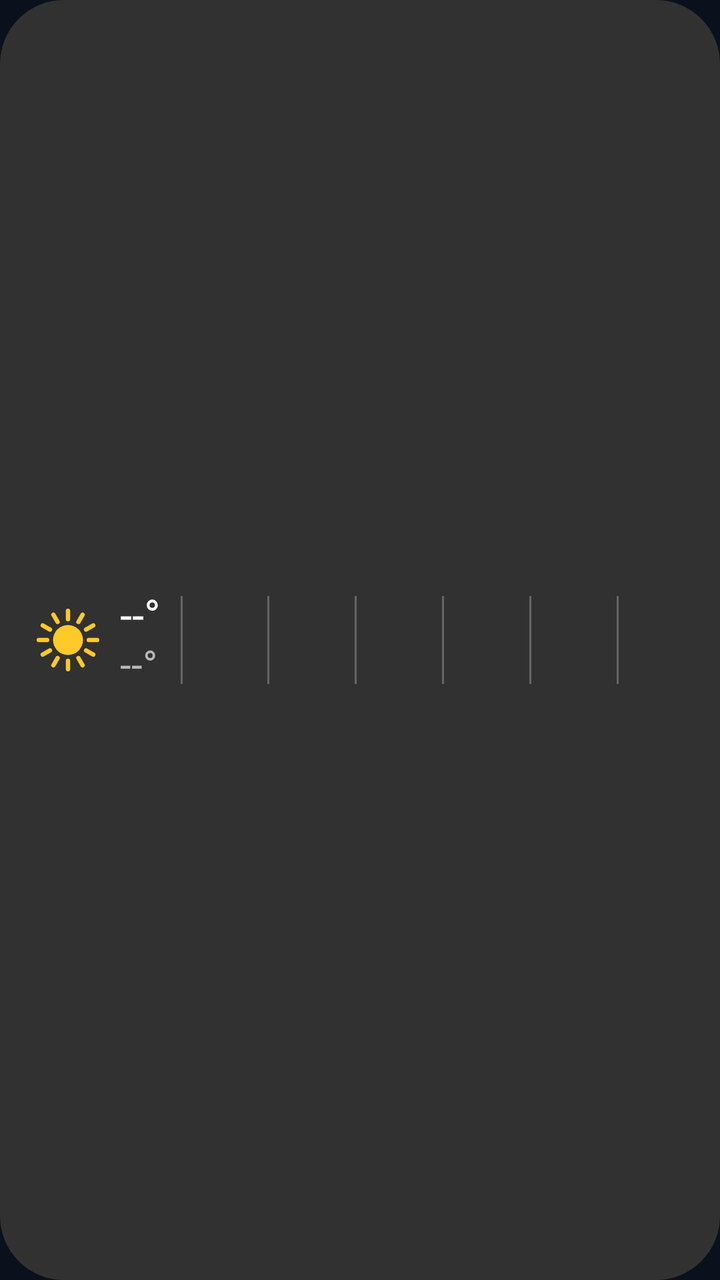
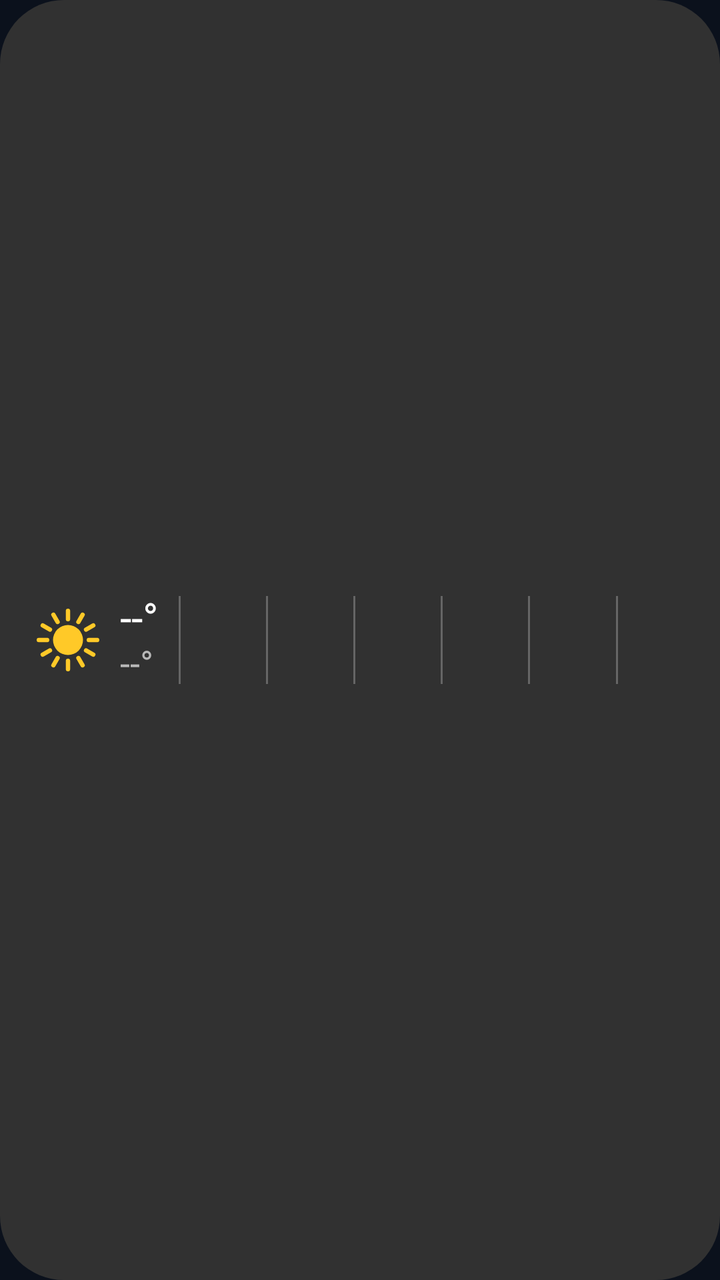

An Android layout rendered at two revisions. The XML below is the earlier revision; the diff shows what the commit changed to produce the second picture.
<!-- AndroidManifest.xml: application theme Theme.DurhamWeather -->
<!-- res/layout/widget.xml -->
<?xml version="1.0" encoding="utf-8"?>
<LinearLayout xmlns:android="http://schemas.android.com/apk/res/android"
    android:id="@+id/root"
    android:layout_width="match_parent"
    android:layout_height="match_parent"
    android:background="@drawable/widget_bg"
    android:gravity="center_vertical"
    android:orientation="horizontal"
    android:paddingStart="14dp"
    android:paddingEnd="8dp"
    android:paddingVertical="8dp">

    <ImageView
        android:id="@+id/now_icon"
        android:layout_width="40dp"
        android:layout_height="40dp"
        android:src="@drawable/wx_sun"
        android:importantForAccessibility="no" />

    <LinearLayout
        android:layout_width="wrap_content"
        android:layout_height="wrap_content"
        android:layout_marginStart="6dp"
        android:layout_marginEnd="10dp"
        android:orientation="vertical">

        <TextView
            android:id="@+id/now_temp"
            android:layout_width="wrap_content"
            android:layout_height="wrap_content"
            android:includeFontPadding="false"
            android:text="--°"
            android:textColor="@color/text"
            android:textSize="22sp" />

        <TextView
            android:id="@+id/now_low"
            android:layout_width="wrap_content"
            android:layout_height="wrap_content"
            android:includeFontPadding="false"
            android:text="--°"
            android:textColor="@color/muted"
            android:textSize="20sp" />
    </LinearLayout>

        <FrameLayout
            android:id="@+id/div0"
            android:layout_width="1dp"
            android:layout_height="44dp"
            android:background="@color/divider" />

        <LinearLayout
            android:id="@+id/day0"
            android:layout_width="0dp"
            android:layout_height="wrap_content"
            android:layout_weight="1"
            android:gravity="center_horizontal"
            android:orientation="vertical">

            <TextView
                android:id="@+id/day0_name"
                style="@style/WidgetDayName" />

            <ImageView
                android:id="@+id/day0_icon"
                style="@style/WidgetDayIcon" />

            <TextView
                android:id="@+id/day0_temps"
                style="@style/WidgetDayTemps" />
        </LinearLayout>

        <FrameLayout
            android:id="@+id/div1"
            android:layout_width="1dp"
            android:layout_height="44dp"
            android:background="@color/divider" />

        <LinearLayout
            android:id="@+id/day1"
            android:layout_width="0dp"
            android:layout_height="wrap_content"
            android:layout_weight="1"
            android:gravity="center_horizontal"
            android:orientation="vertical">

            <TextView
                android:id="@+id/day1_name"
                style="@style/WidgetDayName" />

            <ImageView
                android:id="@+id/day1_icon"
                style="@style/WidgetDayIcon" />

            <TextView
                android:id="@+id/day1_temps"
                style="@style/WidgetDayTemps" />
        </LinearLayout>

        <FrameLayout
            android:id="@+id/div2"
            android:layout_width="1dp"
            android:layout_height="44dp"
            android:background="@color/divider" />

        <LinearLayout
            android:id="@+id/day2"
            android:layout_width="0dp"
            android:layout_height="wrap_content"
            android:layout_weight="1"
            android:gravity="center_horizontal"
            android:orientation="vertical">

            <TextView
                android:id="@+id/day2_name"
                style="@style/WidgetDayName" />

            <ImageView
                android:id="@+id/day2_icon"
                style="@style/WidgetDayIcon" />

            <TextView
                android:id="@+id/day2_temps"
                style="@style/WidgetDayTemps" />
        </LinearLayout>

        <FrameLayout
            android:id="@+id/div3"
            android:layout_width="1dp"
            android:layout_height="44dp"
            android:background="@color/divider" />

        <LinearLayout
            android:id="@+id/day3"
            android:layout_width="0dp"
            android:layout_height="wrap_content"
            android:layout_weight="1"
            android:gravity="center_horizontal"
            android:orientation="vertical">

            <TextView
                android:id="@+id/day3_name"
                style="@style/WidgetDayName" />

            <ImageView
                android:id="@+id/day3_icon"
                style="@style/WidgetDayIcon" />

            <TextView
                android:id="@+id/day3_temps"
                style="@style/WidgetDayTemps" />
        </LinearLayout>

        <FrameLayout
            android:id="@+id/div4"
            android:layout_width="1dp"
            android:layout_height="44dp"
            android:background="@color/divider" />

        <LinearLayout
            android:id="@+id/day4"
            android:layout_width="0dp"
            android:layout_height="wrap_content"
            android:layout_weight="1"
            android:gravity="center_horizontal"
            android:orientation="vertical">

            <TextView
                android:id="@+id/day4_name"
                style="@style/WidgetDayName" />

            <ImageView
                android:id="@+id/day4_icon"
                style="@style/WidgetDayIcon" />

            <TextView
                android:id="@+id/day4_temps"
                style="@style/WidgetDayTemps" />
        </LinearLayout>

        <FrameLayout
            android:id="@+id/div5"
            android:layout_width="1dp"
            android:layout_height="44dp"
            android:background="@color/divider" />

        <LinearLayout
            android:id="@+id/day5"
            android:layout_width="0dp"
            android:layout_height="wrap_content"
            android:layout_weight="1"
            android:gravity="center_horizontal"
            android:orientation="vertical">

            <TextView
                android:id="@+id/day5_name"
                style="@style/WidgetDayName" />

            <ImageView
                android:id="@+id/day5_icon"
                style="@style/WidgetDayIcon" />

            <TextView
                android:id="@+id/day5_temps"
                style="@style/WidgetDayTemps" />
        </LinearLayout>

</LinearLayout>
<!-- resources referenced by this layout -->
<resources>
  <color name="divider">#40FFFFFF</color>
  <color name="muted">#B8B8B8</color>
  <color name="text">#FFFFFF</color>
  <!-- drawable widget_bg (drawable) -->
  <?xml version="1.0" encoding="utf-8"?>
  <shape xmlns:android="http://schemas.android.com/apk/res/android" android:shape="rectangle">
      <solid android:color="@color/widget_bg" />
      <corners android:radius="32dp" />
  </shape>
  <!-- drawable wx_sun (drawable) -->
  <vector xmlns:android="http://schemas.android.com/apk/res/android" android:width="48dp" android:height="48dp" android:viewportWidth="48" android:viewportHeight="48"><path android:strokeColor="#FFC928" android:strokeWidth="2.6" android:strokeLineCap="round" android:pathData="M24.00,11.50L24.00,6.50M30.25,13.17L32.75,8.84M34.83,17.75L39.16,15.25M36.50,24.00L41.50,24.00M34.83,30.25L39.16,32.75M30.25,34.83L32.75,39.16M24.00,36.50L24.00,41.50M17.75,34.83L15.25,39.16M13.17,30.25L8.84,32.75M11.50,24.00L6.50,24.00M13.17,17.75L8.84,15.25M17.75,13.17L15.25,8.84"/><path android:fillColor="#FFC928" android:pathData="M15,24a9,9 0 1,0 18,0a9,9 0 1,0 -18,0z"/></vector>
  <style name="WidgetDayIcon">
          <item name="android:layout_width">30dp</item>
          <item name="android:layout_height">30dp</item>
          <item name="android:layout_marginVertical">2dp</item>
          <item name="android:importantForAccessibility">no</item>
      </style>
  <style name="WidgetDayName">
          <item name="android:layout_width">wrap_content</item>
          <item name="android:layout_height">wrap_content</item>
          <item name="android:includeFontPadding">false</item>
          <item name="android:textColor">@color/day_name</item>
          <item name="android:textSize">13sp</item>
          <item name="android:textStyle">bold</item>
      </style>
  <style name="WidgetDayTemps">
          <item name="android:layout_width">match_parent</item>
          <item name="android:layout_height">17dp</item>
          <item name="android:gravity">center</item>
          <item name="android:includeFontPadding">false</item>
          <item name="android:maxLines">1</item>
          <item name="android:textColor">@color/muted</item>
          <item name="android:autoSizeTextType">uniform</item>
          <item name="android:autoSizeMinTextSize">8sp</item>
          <item name="android:autoSizeMaxTextSize">13sp</item>
          <item name="android:autoSizeStepGranularity">0.5sp</item>
      </style>
  <style name="Theme.DurhamWeather" parent="android:Theme.Material.NoActionBar">
          <item name="android:windowBackground">@color/sky</item>
          <item name="android:statusBarColor">@color/sky</item>
          <item name="android:navigationBarColor">@color/sky</item>
      </style>
  <color name="widget_bg">#F2333333</color>
  <color name="day_name">#D6D6D6</color>
  <color name="sky">#0B111C</color>
</resources>

<!-- the commit's change to res/layout/widget.xml (unified diff, before → after) -->
@@ -8,12 +8,14 @@
     android:orientation="horizontal"
     android:paddingStart="14dp"
     android:paddingEnd="8dp"
-    android:paddingVertical="8dp">
+    android:paddingVertical="2dp">
 
     <ImageView
         android:id="@+id/now_icon"
         android:layout_width="40dp"
-        android:layout_height="40dp"
+        android:layout_height="match_parent"
+        android:maxHeight="40dp"
+        android:scaleType="fitCenter"
         android:src="@drawable/wx_sun"
         android:importantForAccessibility="no" />
 
@@ -31,7 +33,7 @@
             android:includeFontPadding="false"
             android:text="--°"
             android:textColor="@color/text"
-            android:textSize="22sp" />
+            android:textSize="21sp" />
 
         <TextView
             android:id="@+id/now_low"
@@ -40,7 +42,7 @@
             android:includeFontPadding="false"
             android:text="--°"
             android:textColor="@color/muted"
-            android:textSize="20sp" />
+            android:textSize="18sp" />
     </LinearLayout>
 
         <FrameLayout
@@ -52,9 +54,9 @@
         <LinearLayout
             android:id="@+id/day0"
             android:layout_width="0dp"
-            android:layout_height="wrap_content"
-            android:layout_weight="1"
-            android:gravity="center_horizontal"
+            android:layout_height="match_parent"
+            android:layout_weight="1"
+            android:gravity="center"
             android:orientation="vertical">
 
             <TextView
@@ -79,9 +81,9 @@
         <LinearLayout
             android:id="@+id/day1"
             android:layout_width="0dp"
-            android:layout_height="wrap_content"
-            android:layout_weight="1"
-            android:gravity="center_horizontal"
+            android:layout_height="match_parent"
+            android:layout_weight="1"
+            android:gravity="center"
             android:orientation="vertical">
 
             <TextView
@@ -106,9 +108,9 @@
         <LinearLayout
             android:id="@+id/day2"
             android:layout_width="0dp"
-            android:layout_height="wrap_content"
-            android:layout_weight="1"
-            android:gravity="center_horizontal"
+            android:layout_height="match_parent"
+            android:layout_weight="1"
+            android:gravity="center"
             android:orientation="vertical">
 
             <TextView
@@ -133,9 +135,9 @@
         <LinearLayout
             android:id="@+id/day3"
             android:layout_width="0dp"
-            android:layout_height="wrap_content"
-            android:layout_weight="1"
-            android:gravity="center_horizontal"
+            android:layout_height="match_parent"
+            android:layout_weight="1"
+            android:gravity="center"
             android:orientation="vertical">
 
             <TextView
@@ -160,9 +162,9 @@
         <LinearLayout
             android:id="@+id/day4"
             android:layout_width="0dp"
-            android:layout_height="wrap_content"
-            android:layout_weight="1"
-            android:gravity="center_horizontal"
+            android:layout_height="match_parent"
+            android:layout_weight="1"
+            android:gravity="center"
             android:orientation="vertical">
 
             <TextView
@@ -187,9 +189,9 @@
         <LinearLayout
             android:id="@+id/day5"
             android:layout_width="0dp"
-            android:layout_height="wrap_content"
-            android:layout_weight="1"
-            android:gravity="center_horizontal"
+            android:layout_height="match_parent"
+            android:layout_weight="1"
+            android:gravity="center"
             android:orientation="vertical">
 
             <TextView
<!-- resource entries referenced after the edit -->
@@ -13,8 +13,11 @@
   <vector xmlns:android="http://schemas.android.com/apk/res/android" android:width="48dp" android:height="48dp" android:viewportWidth="48" android:viewportHeight="48"><path android:strokeColor="#FFC928" android:strokeWidth="2.6" android:strokeLineCap="round" android:pathData="M24.00,11.50L24.00,6.50M30.25,13.17L32.75,8.84M34.83,17.75L39.16,15.25M36.50,24.00L41.50,24.00M34.83,30.25L39.16,32.75M30.25,34.83L32.75,39.16M24.00,36.50L24.00,41.50M17.75,34.83L15.25,39.16M13.17,30.25L8.84,32.75M11.50,24.00L6.50,24.00M13.17,17.75L8.84,15.25M17.75,13.17L15.25,8.84"/><path android:fillColor="#FFC928" android:pathData="M15,24a9,9 0 1,0 18,0a9,9 0 1,0 -18,0z"/></vector>
   <style name="WidgetDayIcon">
           <item name="android:layout_width">30dp</item>
-          <item name="android:layout_height">30dp</item>
-          <item name="android:layout_marginVertical">2dp</item>
+          <item name="android:layout_height">0dp</item>
+          <item name="android:layout_weight">1</item>
+          <item name="android:maxHeight">30dp</item>
+          <item name="android:scaleType">fitCenter</item>
+          <item name="android:layout_marginVertical">1dp</item>
           <item name="android:importantForAccessibility">no</item>
       </style>
   <style name="WidgetDayName">
@@ -22,12 +25,12 @@
           <item name="android:layout_height">wrap_content</item>
           <item name="android:includeFontPadding">false</item>
           <item name="android:textColor">@color/day_name</item>
-          <item name="android:textSize">13sp</item>
+          <item name="android:textSize">12sp</item>
           <item name="android:textStyle">bold</item>
       </style>
   <style name="WidgetDayTemps">
           <item name="android:layout_width">match_parent</item>
-          <item name="android:layout_height">17dp</item>
+          <item name="android:layout_height">15dp</item>
           <item name="android:gravity">center</item>
           <item name="android:includeFontPadding">false</item>
           <item name="android:maxLines">1</item>
